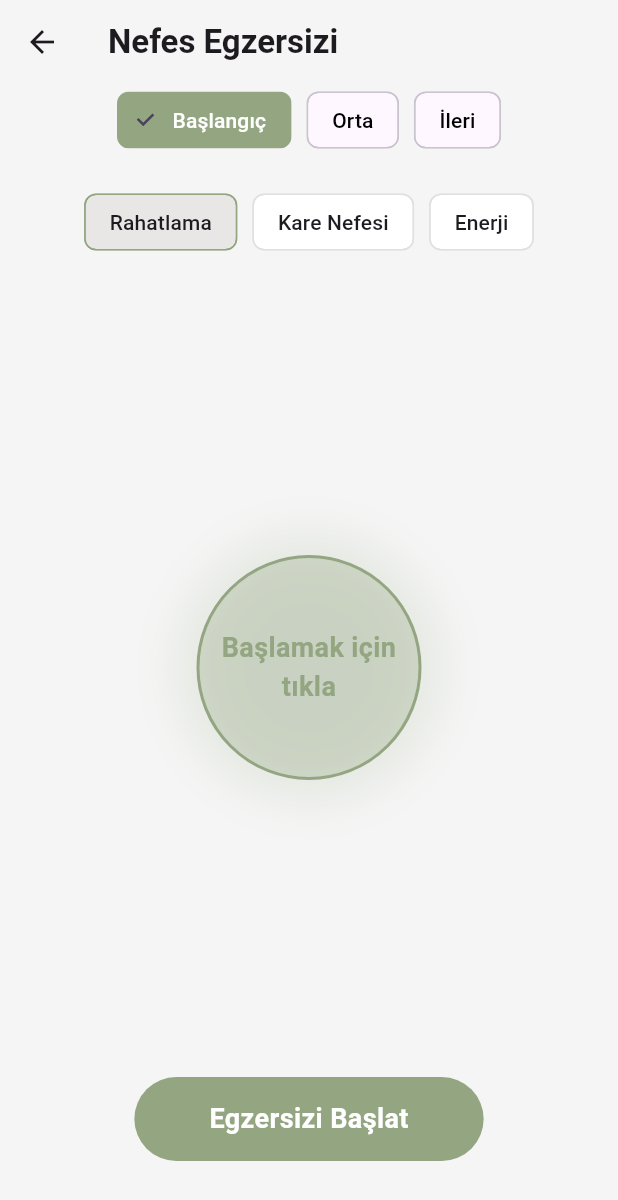
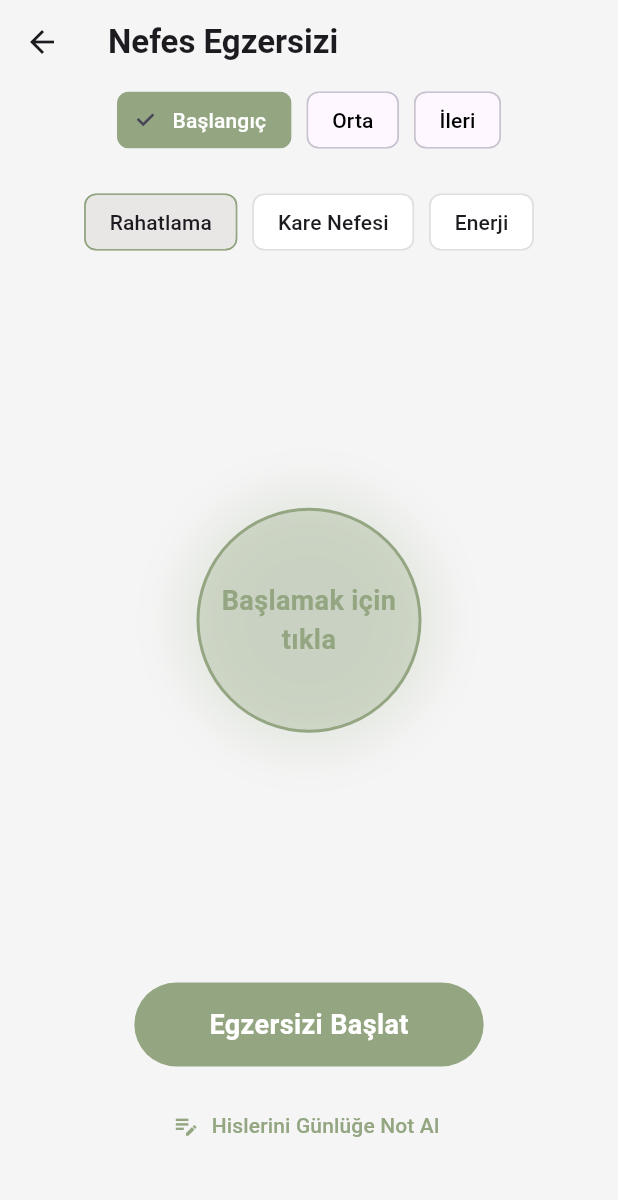
Before and after one commit to BurakGuldal10/maditasyon, a Flutter app: the screen it shows after launch, after a tap on "Nefes", on a phone screen of 412 x 824 dp. Shown: the top 1200 px of the screen. Run offline on Flutter 3.47's test engine with Material 3 defaults, Android fonts, the phone set to English and light mode, and no system bars; network calls fail; Roboto replaces fonts that are missing (Montserrat).

Commit message:
Nefes Egzersizi ve Günlük modülleri entegre edildi

```diff
--- a/lib/ozellikler/ana_sayfa/gorunum/ana_sayfa_ekrani.dart
+++ b/lib/ozellikler/ana_sayfa/gorunum/ana_sayfa_ekrani.dart
@@ -3,6 +3,7 @@ import '../../../cekirdek/sabitler/renkler.dart';
 import '../../nefes_egzersizi/gorunum/nefes_egzersizi_ekrani.dart';
 import '../../su_takibi/gorunum/su_takibi_ekrani.dart';
 import '../../uyku_takibi/gorunum/uyku_takibi_ekrani.dart';
+import '../../gunluk/gorunum/gunluk_ekrani.dart';
 
 class AnaSayfaEkrani extends StatelessWidget {
   const AnaSayfaEkrani({super.key});
@@ -102,7 +103,7 @@ class AnaSayfaEkrani extends StatelessWidget {
                   children: [
                     _kategoriOgesi(context, "Uyku", Icons.nightlight_round, UygulamaRenkleri.yumusakLavanta, gitUyku: true),
                     _kategoriOgesi(context, "Su", Icons.water_drop_rounded, Colors.blue[100]!, gitSu: true),
-                    _kategoriOgesi(context, "Odak", Icons.center_focus_strong, UygulamaRenkleri.gokyuzuMavisi.withOpacity(0.3)),
+                    _kategoriOgesi(context, "Günlük", Icons.edit_note_rounded, Colors.orange[100]!, gitGunluk: true),
                     _kategoriOgesi(context, "Nefes", Icons.air_rounded, Colors.green[100]!, gitNefes: true),
                   ],
                 ),
@@ -124,7 +125,7 @@ class AnaSayfaEkrani extends StatelessWidget {
     );
   }
 
-  Widget _kategoriOgesi(BuildContext context, String isim, IconData ikon, Color renk, {bool gitNefes = false, bool gitSu = false, bool gitUyku = false}) {
+  Widget _kategoriOgesi(BuildContext context, String isim, IconData ikon, Color renk, {bool gitNefes = false, bool gitSu = false, bool gitUyku = false, bool gitGunluk = false}) {
     return Padding(
       padding: const EdgeInsets.only(right: 15),
       child: GestureDetector(
@@ -135,6 +136,8 @@ class AnaSayfaEkrani extends StatelessWidget {
             Navigator.push(context, MaterialPageRoute(builder: (context) => const SuTakibiEkrani()));
           } else if (gitUyku) {
             Navigator.push(context, MaterialPageRoute(builder: (context) => const UykuTakibiEkrani()));
+          } else if (gitGunluk) {
+            Navigator.push(context, MaterialPageRoute(builder: (context) => const GunlukEkrani()));
           }
         },
         child: Column(
--- a/lib/ozellikler/nefes_egzersizi/gorunum/nefes_egzersizi_ekrani.dart
+++ b/lib/ozellikler/nefes_egzersizi/gorunum/nefes_egzersizi_ekrani.dart
@@ -1,6 +1,7 @@
 import 'package:flutter/material.dart';
 import 'dart:async';
 import '../../../cekirdek/sabitler/renkler.dart';
+import '../../gunluk/gorunum/gunluk_ekrani.dart';
 
 class NefesEgzersiziEkrani extends StatefulWidget {
   const NefesEgzersiziEkrani({super.key});
@@ -163,7 +164,9 @@ class _NefesEgzersiziEkraniState extends State<NefesEgzersiziEkrani> with Single
 
             const Spacer(),
 
-            // Başlat/Durdur Butonu
+            // Başlat/Durdur ve Günlük Butonları
+            Column(
+              children: [
                 GestureDetector(
                   onTap: _isActive ? _stopExercise : _startExercise,
                   child: Container(
@@ -178,6 +181,18 @@ class _NefesEgzersiziEkraniState extends State<NefesEgzersiziEkrani> with Single
                     ),
                   ),
                 ),
+                if (!_isActive) ...[
+                  const SizedBox(height: 15),
+                  TextButton.icon(
+                    onPressed: () {
+                      Navigator.push(context, MaterialPageRoute(builder: (context) => const GunlukEkrani()));
+                    },
+                    icon: const Icon(Icons.edit_note, color: UygulamaRenkleri.adacayiYesili),
+                    label: const Text("Hislerini Günlüğe Not Al", style: TextStyle(color: UygulamaRenkleri.adacayiYesili)),
+                  ),
+                ],
+              ],
+            ),
             const SizedBox(height: 50),
           ],
         ),
```
Also changed, not shown: lib/ozellikler/gunluk/gorunum/gunluk_ekrani.dart (added, +131 -0 lines). Lines whose indentation alone changed are shown as unchanged.
